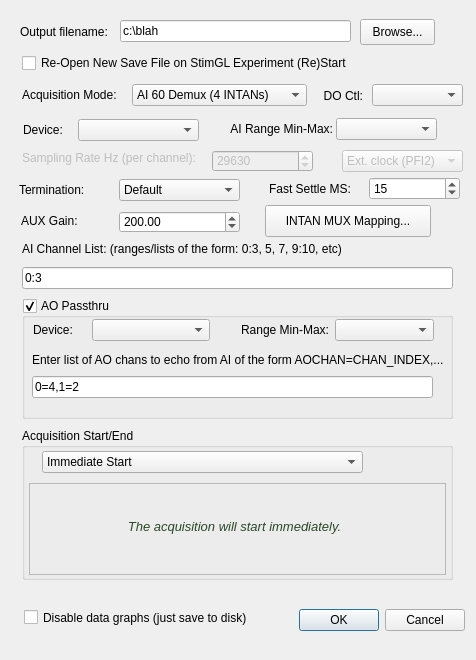
This is ConfigureDialog.ui in acorver/SpikeGL as Qt 5 draws it before an edit. The edited form follows.
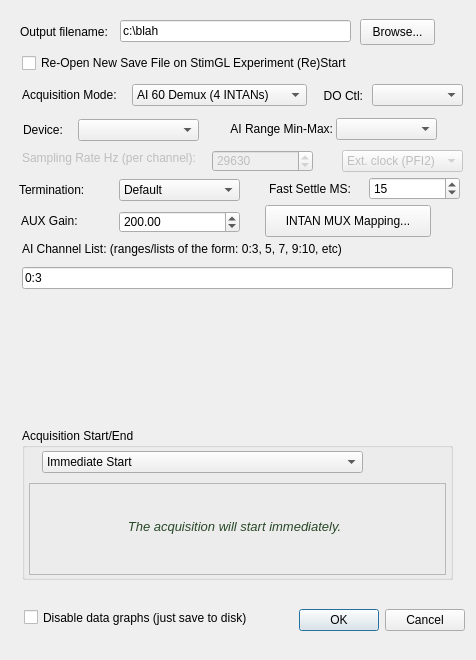
This is the edited form. Icons and pictures are not drawn.

Commit message: Got AO passthru re-config while task is running working Hopefully fixed AO Passthru mapping problems (PD was sometimes off by one, etc)

```diff
--- a/ConfigureDialog.ui
+++ b/ConfigureDialog.ui
@@ -156,121 +156,6 @@
     <string>AI Channel List: (ranges/lists of the form: 0:3, 5, 7, 9:10, etc)</string>
    </property>
   </widget>
-  <widget class="QGroupBox" name="aoPassthruGB" >
-   <property name="geometry" >
-    <rect>
-     <x>22</x>
-     <y>298</y>
-     <width>431</width>
-     <height>121</height>
-    </rect>
-   </property>
-   <property name="toolTip" >
-    <string>If enabled, specify a list of AO=AI chans to pass thru from AI to AO</string>
-   </property>
-   <property name="title" >
-    <string>AO Passthru</string>
-   </property>
-   <property name="checkable" >
-    <bool>true</bool>
-   </property>
-   <property name="checked" >
-    <bool>true</bool>
-   </property>
-   <widget class="QLineEdit" name="aoPassthruLE" >
-    <property name="geometry" >
-     <rect>
-      <x>10</x>
-      <y>78</y>
-      <width>401</width>
-      <height>22</height>
-     </rect>
-    </property>
-    <property name="toolTip" >
-     <string>Enter list of AO channels to passthru from AI.  List is of the form AOCHAN=CHAN_INDEX,...</string>
-    </property>
-    <property name="text" >
-     <string>0=4,1=2</string>
-    </property>
-   </widget>
-   <widget class="QLabel" name="aoPassthruLabel" >
-    <property name="geometry" >
-     <rect>
-      <x>10</x>
-      <y>54</y>
-      <width>411</width>
-      <height>16</height>
-     </rect>
-    </property>
-    <property name="toolTip" >
-     <string>Enter list of AO channels to passthru from AI.  List is of the form AOCHAN=CHAN_INDEX,...</string>
-    </property>
-    <property name="text" >
-     <string>Enter list of AO chans to echo from AI of the form AOCHAN=CHAN_INDEX,...</string>
-    </property>
-   </widget>
-   <widget class="QComboBox" name="aoDeviceCB" >
-    <property name="geometry" >
-     <rect>
-      <x>70</x>
-      <y>21</y>
-      <width>118</width>
-      <height>22</height>
-     </rect>
-    </property>
-    <property name="toolTip" >
-     <string>The NI Device to use for analog output</string>
-    </property>
-   </widget>
-   <widget class="QComboBox" name="aoRangeCB" >
-    <property name="geometry" >
-     <rect>
-      <x>313</x>
-      <y>21</y>
-      <width>99</width>
-      <height>22</height>
-     </rect>
-    </property>
-    <property name="toolTip" >
-     <string>The AO range to use for analog output</string>
-    </property>
-   </widget>
-   <widget class="QLabel" name="aoDeviceLabel" >
-    <property name="geometry" >
-     <rect>
-      <x>11</x>
-      <y>21</y>
-      <width>58</width>
-      <height>22</height>
-     </rect>
-    </property>
-    <property name="toolTip" >
-     <string>The NI Device to use for analog output</string>
-    </property>
-    <property name="text" >
-     <string>Device:</string>
-    </property>
-   </widget>
-   <widget class="QLabel" name="aoRangeLbl" >
-    <property name="geometry" >
-     <rect>
-      <x>199</x>
-      <y>21</y>
-      <width>108</width>
-      <height>22</height>
-     </rect>
-    </property>
-    <property name="toolTip" >
-     <string>The AO range to use for analog output</string>
-    </property>
-    <property name="text" >
-     <string>Range Min-Max:</string>
-    </property>
-    <property name="alignment" >
-     <set>Qt::AlignRight|Qt::AlignTrailing|Qt::AlignVCenter</set>
-    </property>
-   </widget>
-  </widget>
   <widget class="QLabel" name="srateLabel" >
    <property name="enabled" >
     <bool>false</bool>
@@ -727,6 +612,16 @@
     <string>Re-Open New Save File on StimGL Experiment (Re)Start</string>
    </property>
   </widget>
+  <widget class="QWidget" native="1" name="aoPassthruWidget" >
+   <property name="geometry" >
+    <rect>
+     <x>22</x>
+     <y>298</y>
+     <width>431</width>
+     <height>121</height>
+    </rect>
+   </property>
+  </widget>
  </widget>
  <resources/>
  <connections>
```
The commit also changes 14 other files.
